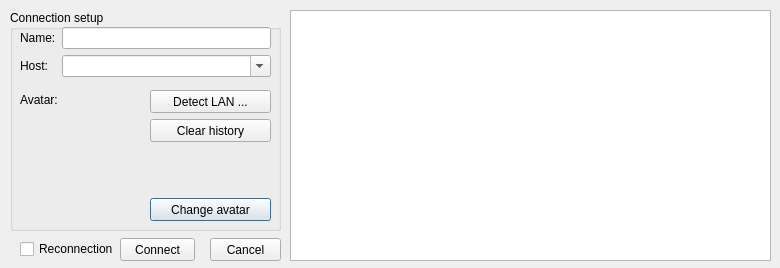
The window that src/dialog/connectiondialog.ui (obstudio/TouhouKeireikaku) describes before a commit, drawn with Qt 5.
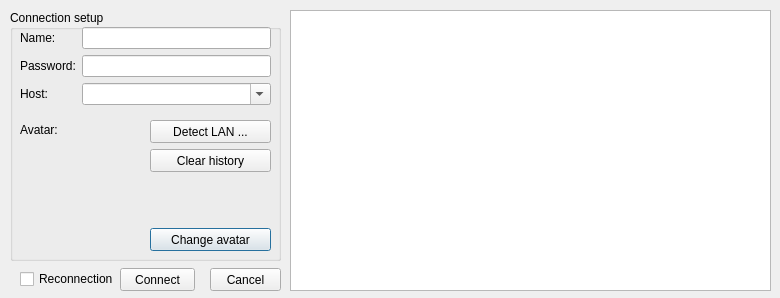
The same window after the commit.

What changed in the file:
```diff
--- a/src/dialog/connectiondialog.ui
+++ b/src/dialog/connectiondialog.ui
@@ -10,7 +10,7 @@
 <x>0</x>
 <y>0</y>
 <width>780</width>
-<height>268</height>
+<height>298</height>
 </rect>
 </property>
 <property name="windowTitle">
@@ -22,7 +22,7 @@
 <x>10</x>
 <y>10</y>
 <width>271</width>
-<height>221</height>
+<height>251</height>
 </rect>
 </property>
 <property name="title">
@@ -32,7 +32,7 @@
 <property name="geometry">
 <rect>
 <x>10</x>
-<y>82</y>
+<y>112</y>
 <width>42</width>
 <height>16</height>
 </rect>
@@ -45,7 +45,7 @@
 <property name="geometry">
 <rect>
 <x>20</x>
-<y>108</y>
+<y>138</y>
 <width>100</width>
 <height>100</height>
 </rect>
@@ -67,7 +67,7 @@
 <property name="geometry">
 <rect>
 <x>140</x>
-<y>188</y>
+<y>218</y>
 <width>121</width>
 <height>23</height>
 </rect>
@@ -80,7 +80,7 @@
 <property name="geometry">
 <rect>
 <x>140</x>
-<y>80</y>
+<y>110</y>
 <width>121</width>
 <height>23</height>
 </rect>
@@ -93,7 +93,7 @@
 <property name="geometry">
 <rect>
 <x>140</x>
-<y>109</y>
+<y>139</y>
 <width>121</width>
 <height>23</height>
 </rect>
@@ -108,7 +108,7 @@
 <x>10</x>
 <y>17</y>
 <width>251</width>
-<height>51</height>
+<height>81</height>
 </rect>
 </property>
 <layout class="QFormLayout" name="formLayout">
@@ -126,13 +126,26 @@
 <widget class="QLineEdit" name="nameLineEdit"/>
 </item>
 <item row="1" column="0">
+<widget class="QLabel" name="nameLabel">
+<property name="text">
+<string>Password:</string>
+</property>
+<property name="buddy">
+<cstring>passwordLineEdit</cstring>
+</property>
+</widget>
+</item>
+<item row="1" column="1">
+<widget class="QLineEdit" name="passwordLineEdit"/>
+</item>
+<item row="2" column="0">
 <widget class="QLabel" name="hostLabel">
 <property name="text">
 <string>Host:</string>
 </property>
 </widget>
 </item>
-<item row="1" column="1">
+<item row="2" column="1">
 <widget class="QComboBox" name="hostComboBox">
 <property name="editable">
 <bool>true</bool>
@@ -148,7 +161,7 @@
 <x>290</x>
 <y>10</y>
 <width>481</width>
-<height>251</height>
+<height>281</height>
 </rect>
 </property>
 <property name="iconSize">
@@ -168,7 +181,7 @@
 <property name="geometry">
 <rect>
 <x>210</x>
-<y>238</y>
+<y>268</y>
 <width>71</width>
 <height>23</height>
 </rect>
@@ -181,7 +194,7 @@
 <property name="geometry">
 <rect>
 <x>120</x>
-<y>238</y>
+<y>268</y>
 <width>75</width>
 <height>23</height>
 </rect>
@@ -194,7 +207,7 @@
 <property name="geometry">
 <rect>
 <x>20</x>
-<y>241</y>
+<y>271</y>
 <width>95</width>
 <height>16</height>
 </rect>
```
